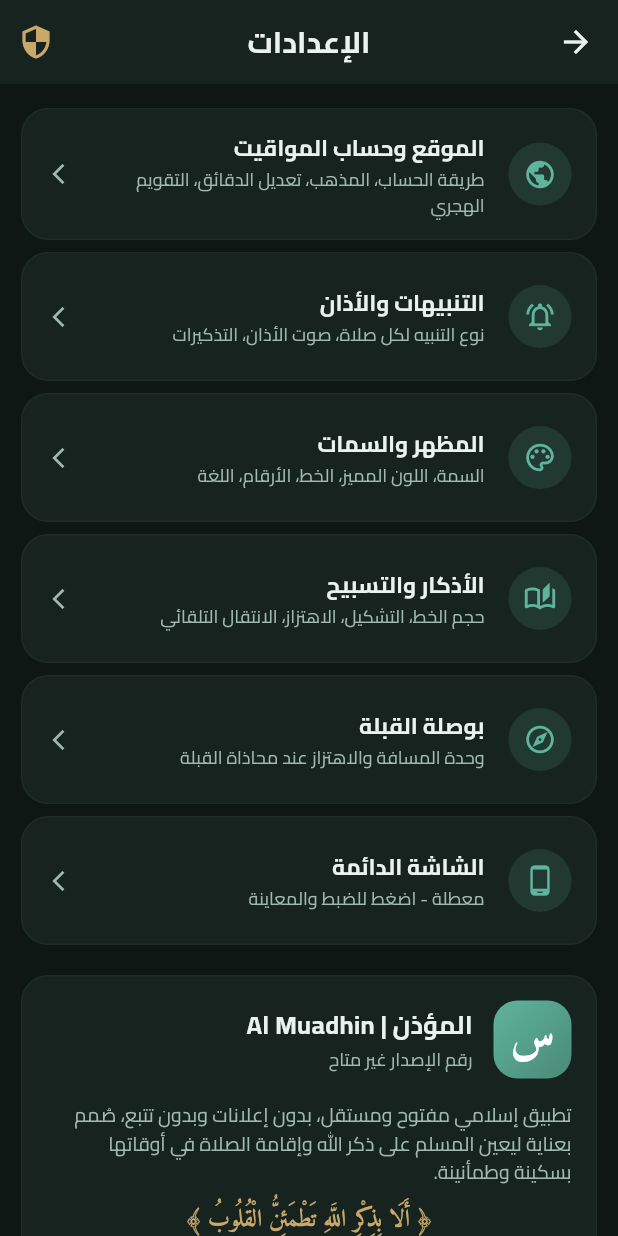
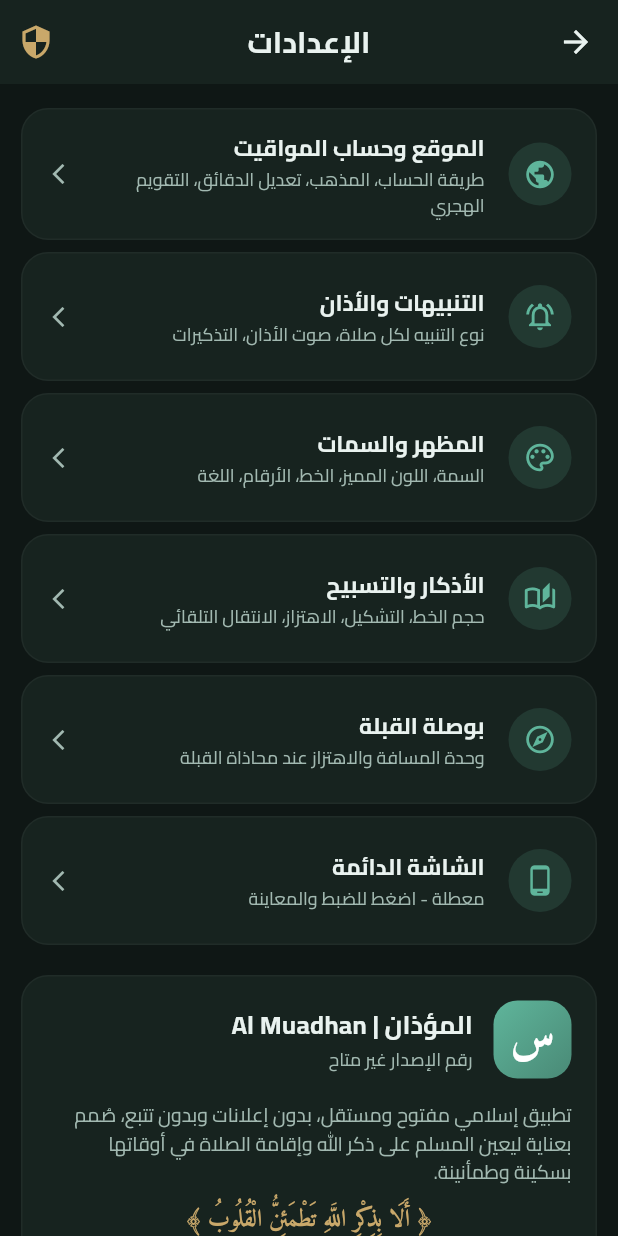
Before and after one commit to almhtrf111312/Sakina, a Flutter app: the SettingsScreen screen opened directly, on a phone screen of 412 x 824 dp. Run offline on Flutter 3.47's test engine with Material 3 defaults, Android fonts, the phone set to English and light mode, and no system bars; our stand-ins replace flutter_compass, flutter_local_notifications, flutter_riverpod, geolocator, permission_handler, shared_preferences and 1 more; accounts and stored records are empty; project files that could hold a hidden picture were left out.

Commit message:
Rename app display and APK to Al Muadhan (#22)

```diff
--- a/lib/core/constants/app_constants.dart
+++ b/lib/core/constants/app_constants.dart
@@ -3,8 +3,8 @@ abstract final class AppConstants {
   AppConstants._();
 
   // App Identity
-  static const String appName = 'المؤذن';
-  static const String appNameEn = 'Al Muadhin';
+  static const String appName = 'المؤذان';
+  static const String appNameEn = 'Al Muadhan';
   static const String appVersion = '1.0.0';
   static const int appBuildNumber = 1;
   static const String packageName = 'com.sakina.app';
--- a/lib/core/i18n/strings_ar.dart
+++ b/lib/core/i18n/strings_ar.dart
@@ -2,7 +2,7 @@
 abstract final class StringsAr {
   static const Map<String, String> strings = {
     // ---- App & General ----
-    'appName': 'المؤذن',
+    'appName': 'المؤذان',
     'ok': 'حسناً',
     'cancel': 'إلغاء',
     'save': 'حفظ',
@@ -47,7 +47,7 @@ abstract final class StringsAr {
     'locationNotFound': 'لم يتم العثور على الموقع',
     'enableLocation': 'تفعيل الموقع',
     'locationPermissionTitle': 'إذن الموقع',
-    'locationPermissionBody': 'يحتاج المؤذن إلى موقعك لحساب مواقيت الصلاة واتجاه القبلة.',
+    'locationPermissionBody': 'يحتاج المؤذان إلى موقعك لحساب مواقيت الصلاة واتجاه القبلة.',
     'calculating': 'جارٍ الحساب...',
     'prayedAlready': 'صليتُ',
 
--- a/lib/core/i18n/strings_en.dart
+++ b/lib/core/i18n/strings_en.dart
@@ -2,7 +2,7 @@
 abstract final class StringsEn {
   static const Map<String, String> strings = {
     // ---- App & General ----
-    'appName': 'Al Muadhin',
+    'appName': 'Al Muadhan',
     'ok': 'OK',
     'cancel': 'Cancel',
     'save': 'Save',
@@ -48,7 +48,7 @@ abstract final class StringsEn {
     'enableLocation': 'Enable Location',
     'locationPermissionTitle': 'Location Permission',
     'locationPermissionBody':
-        'Al Muadhin needs access to your location to calculate prayer times and qibla direction.',
+        'Al Muadhan needs access to your location to calculate prayer times and qibla direction.',
     'calculating': 'Calculating...',
     'prayedAlready': 'I prayed',
 
--- a/lib/core/i18n/strings_tr.dart
+++ b/lib/core/i18n/strings_tr.dart
@@ -48,7 +48,7 @@ abstract final class StringsTr {
     'enableLocation': 'Konumu Etkinleştir',
     'locationPermissionTitle': 'Konum İzni',
     'locationPermissionBody':
-        'Al Muadhin, namaz vakitlerini ve kıble yönünü hesaplamak için konumunuza erişmek istiyor.',
+        'Al Muadhan, namaz vakitlerini ve kıble yönünü hesaplamak için konumunuza erişmek istiyor.',
     'calculating': 'Hesaplanıyor...',
     'prayedAlready': 'Namazı kıldım',
 
--- a/lib/features/onboarding/first_run_screen.dart
+++ b/lib/features/onboarding/first_run_screen.dart
@@ -67,7 +67,7 @@ class _FirstRunScreenState extends ConsumerState<FirstRunScreen> {
     final hasLocation = ref.read(sharedPreferencesProvider)
         .containsKey('sakina_saved_location');
     final primary = Theme.of(context).colorScheme.primary;
-    final title = ['مرحباً بك في المؤذن', 'موقعك ومواقيت الصلاة',
+    final title = ['مرحباً بك في المؤذان', 'موقعك ومواقيت الصلاة',
       'المظهر والخط', 'الشاشة الدائمة'][step];
     return Scaffold(
       appBar: AppBar(title: Text(title), automaticallyImplyLeading: false),
@@ -80,7 +80,7 @@ class _FirstRunScreenState extends ConsumerState<FirstRunScreen> {
             if (step == 0) ...[
               Icon(Icons.mosque_rounded, size: 84, color: primary),
               const SizedBox(height: 24),
-              const Text('المؤذن يعرض مواقيت الصلاة، ينبهك عند وقتها، '
+              const Text('المؤذان يعرض مواقيت الصلاة، ينبهك عند وقتها، '
                   'ويساعدك في الأذكار والتسبيح واتجاه القبلة.',
                   textAlign: TextAlign.center, style: TextStyle(fontSize: 19)),
               const SizedBox(height: 16),
--- a/lib/features/settings/settings_screen.dart
+++ b/lib/features/settings/settings_screen.dart
@@ -222,7 +222,7 @@ class SettingsScreen extends ConsumerWidget {
                           crossAxisAlignment: CrossAxisAlignment.start,
                           children: [
                             Text(
-                              'المؤذن | Al Muadhin',
+                              'المؤذان | Al Muadhan',
                               style: TextStyle(
                                 fontFamily: 'Cairo',
                                 fontSize: 17,
--- a/lib/features/settings/widgets/permission_check_screen.dart
+++ b/lib/features/settings/widgets/permission_check_screen.dart
@@ -359,7 +359,7 @@ class _PermissionCheckScreenState extends State<PermissionCheckScreen>
                 const SizedBox(height: 3),
                 Text(
                   allGood
-                      ? 'تطبيق المؤذن جاهز لإطلاق الأذان في مواقيته بدقة دون انقطاع.'
+                      ? 'تطبيق المؤذان جاهز لإطلاق الأذان في مواقيته بدقة دون انقطاع.'
                       : 'يرجى تفعيل الأذونات المعلمة باللون الأحمر لضمان سماع الأذان.',
                   style: TextStyle(
                     fontFamily: 'Cairo',
@@ -575,7 +575,7 @@ class _PermissionCheckScreenState extends State<PermissionCheckScreen>
                 _buildManufacturerItem(
                   brand: 'Xiaomi / Poco / Redmi (MIUI / HyperOS)',
                   tips:
-                      '١. افتح شاشة التطبيقات الحديثة واضغط مطولاً على "المؤذن" ثم اختر أيقونة القفل 🔒.\n٢. الضبط > التطبيقات > إدارة التطبيقات > المؤذن > تفعيل "التشغيل التلقائي" (Autostart).\n٣. موفر البطارية > اختر "لا توجد قيود" (No restrictions).',
+                      '١. افتح شاشة التطبيقات الحديثة واضغط مطولاً على "المؤذان" ثم اختر أيقونة القفل 🔒.\n٢. الضبط > التطبيقات > إدارة التطبيقات > المؤذان > تفعيل "التشغيل التلقائي" (Autostart).\n٣. موفر البطارية > اختر "لا توجد قيود" (No restrictions).',
                   isDark: isDark,
                   primary: primary,
                 ),
@@ -583,7 +583,7 @@ class _PermissionCheckScreenState extends State<PermissionCheckScreen>
                 _buildManufacturerItem(
                   brand: 'Samsung (One UI)',
                   tips:
-                      '١. الضبط > العناية بالجهاز > البطارية > حدود استخدام الخلفية.\n٢. تأكد من عدم وجود "المؤذن" في "تطبيقات في وضع السكون العميق".\n٣. معلومات تطبيق المؤذن > البطارية > اختر "غير مقيد" (Unrestricted).',
+                      '١. الضبط > العناية بالجهاز > البطارية > حدود استخدام الخلفية.\n٢. تأكد من عدم وجود "المؤذان" في "تطبيقات في وضع السكون العميق".\n٣. معلومات تطبيق المؤذان > البطارية > اختر "غير مقيد" (Unrestricted).',
                   isDark: isDark,
                   primary: primary,
                 ),
@@ -591,7 +591,7 @@ class _PermissionCheckScreenState extends State<PermissionCheckScreen>
                 _buildManufacturerItem(
                   brand: 'Huawei / Honor (EMUI / MagicOS)',
                   tips:
-                      '١. الإعدادات > البطارية > بدء تشغيل التطبيقات (App Launch).\n٢. ابحث عن المؤذن وقم بتعطيل الإدارة التلقائية واختر "إدارة يدوية".\n٣. فعّل: التشغيل التلقائي، التشغيل الثانوي، والتشغيل في الخلفية.',
+                      '١. الإعدادات > البطارية > بدء تشغيل التطبيقات (App Launch).\n٢. ابحث عن المؤذان وقم بتعطيل الإدارة التلقائية واختر "إدارة يدوية".\n٣. فعّل: التشغيل التلقائي، التشغيل الثانوي، والتشغيل في الخلفية.',
                   isDark: isDark,
                   primary: primary,
                 ),
@@ -599,7 +599,7 @@ class _PermissionCheckScreenState extends State<PermissionCheckScreen>
                 _buildManufacturerItem(
                   brand: 'Oppo / Realme / OnePlus (ColorOS / OxygenOS)',
                   tips:
-                      '١. الإعدادات > البطارية > إدارة بطارية التطبيقات > المؤذن > السماح بنشاط الخلفية.\n٢. إدارة التطبيقات > بدء التشغيل التلقائي > فعّل المؤذن.\n٣. قفل التطبيق في قائمة المهام الحديثة.',
+                      '١. الإعدادات > البطارية > إدارة بطارية التطبيقات > المؤذان > السماح بنشاط الخلفية.\n٢. إدارة التطبيقات > بدء التشغيل التلقائي > فعّل المؤذان.\n٣. قفل التطبيق في قائمة المهام الحديثة.',
                   isDark: isDark,
                   primary: primary,
                 ),
--- a/pubspec.yaml
+++ b/pubspec.yaml
@@ -1,7 +1,7 @@
 name: sakina
-description: Al Muadhin - المؤذن | Prayer Times, Quran, Azkar & Qibla
+description: Al Muadhan - المؤذان | Prayer Times, Quran, Azkar & Qibla
 publish_to: 'none'
-version: 1.2.18+21
+version: 1.2.19+22
 
 environment:
   sdk: '>=3.3.0 <4.0.0'
```
Also changed, not shown: 9 other files.
